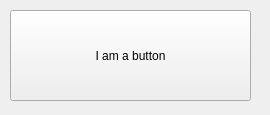
Before: the Qt Designer form test cases/frameworks/4 qt/mainWindow.ui in mesonbuild/meson, drawn with Qt 5.
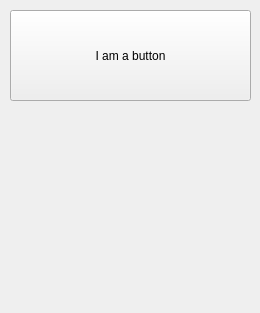
After: the same form once the commit is applied.

Commit message: tests: adapted Qt test for multiple rcc files

```diff
--- a/test cases/frameworks/4 qt/mainWindow.ui
+++ b/test cases/frameworks/4 qt/mainWindow.ui
@@ -6,8 +6,8 @@
    <rect>
     <x>0</x>
     <y>0</y>
-    <width>270</width>
-    <height>115</height>
+    <width>260</width>
+    <height>313</height>
    </rect>
   </property>
   <property name="windowTitle">
@@ -27,6 +27,26 @@
      <string>I am a button</string>
     </property>
    </widget>
+   <widget class="QLabel" name="label_stuff">
+    <property name="geometry">
+     <rect>
+      <x>10</x>
+      <y>112</y>
+      <width>241</width>
+      <height>91</height>
+     </rect>
+    </property>
+   </widget>
+   <widget class="QLabel" name="label_stuff2">
+    <property name="geometry">
+     <rect>
+      <x>10</x>
+      <y>212</y>
+      <width>241</width>
+      <height>91</height>
+     </rect>
+    </property>
+   </widget>
   </widget>
  </widget>
  <resources/>
```
The commit also changes 2 other files.
